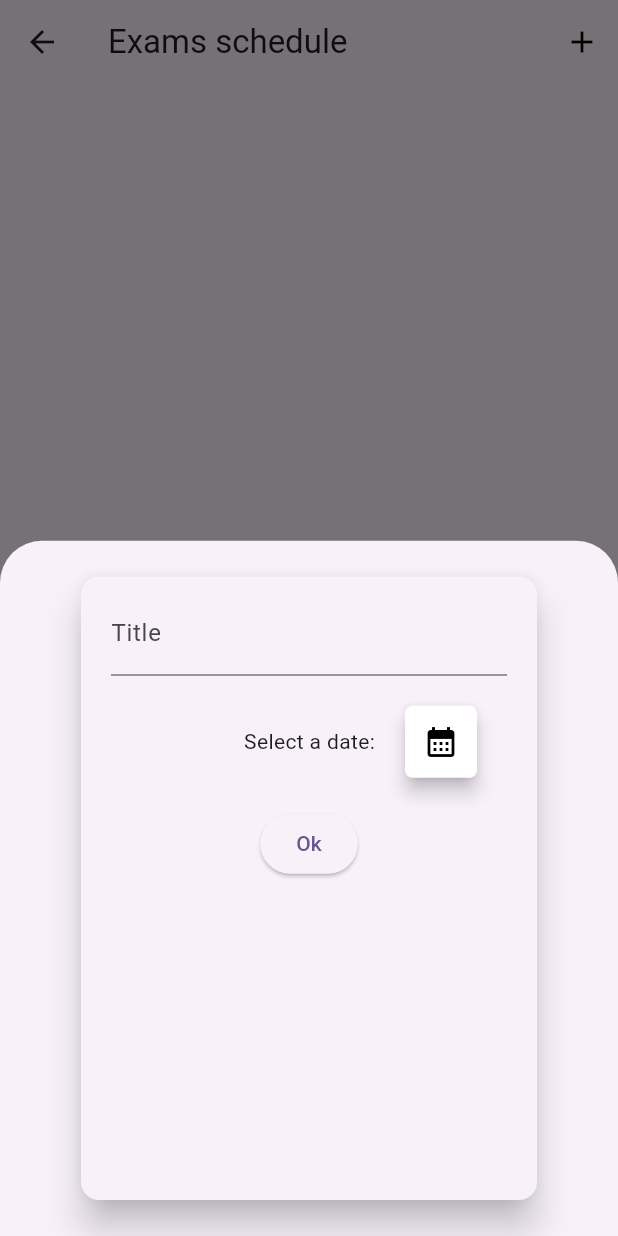
After one commit to teonakuzmanovska/Mobile_Information_Systems, a Flutter app: the MyHomePage screen opened directly, after a tap on the "add" icon, on a phone screen of 412 x 824 dp. The commit adds this screen. Run offline on Flutter 3.47's test engine with Material 3 defaults, Android fonts, the phone set to English and light mode, and no system bars; our stand-ins replace firebase_auth, firebase_core; accounts and stored records are empty.

Commit message:
finished lab3

```diff
--- /dev/null
+++ b/labs/lab3/lib/screens/exam_list.dart
@@ -0,0 +1,41 @@
+import 'package:flutter/material.dart';
+import 'package:lab3/models/Exam.dart';
+import 'package:intl/intl.dart';
+
+class ExamList extends StatelessWidget {
+  final List<Exam> exams;
+
+  const ExamList(this.exams, {super.key});
+
+  @override
+  Widget build(BuildContext context) {
+    return Column(
+      children: exams.map((course) {
+        return Container(
+          width: double.infinity,
+          margin: const EdgeInsets.fromLTRB(10, 15, 10, 0),
+          height: 100,
+          child: Card(
+            elevation: 5,
+            child: Column(children: [
+              Container(
+                margin: const EdgeInsets.symmetric(vertical: 10),
+                child: Text(
+                  course.title,
+                  style: const TextStyle(
+                    fontSize: 30,
+                    fontWeight: FontWeight.bold,
+                  ),
+                ),
+              ),
+              Text(
+                DateFormat().format(course.date),
+                style: const TextStyle(color: Colors.black45),
+              )
+            ]),
+          ),
+        );
+      }).toList(),
+    );
+  }
+}
--- a/labs/lab3/lib/screens/home_screen.dart
+++ b/labs/lab3/lib/screens/home_screen.dart
@@ -1,15 +1,53 @@
 import 'package:flutter/material.dart';
+import 'package:lab3/models/Exam.dart';
+import 'package:lab3/screens/exam_list.dart';
+import 'package:lab3/widgets/new_exam.dart';
 
 class MyHomePage extends StatefulWidget {
   const MyHomePage({super.key});
+  static const String id = "homeScreen";
 
   @override
   State<MyHomePage> createState() => _MyHomePageState();
 }
 
 class _MyHomePageState extends State<MyHomePage> {
+  final titleController = TextEditingController();
+
+  final List<Exam> _userCourses = [];
+
+  void _addNewCourse(String title, DateTime date) {
+    final newCourse = Exam(title: title, date: date);
+
+    setState(() {
+      _userCourses.add(newCourse);
+    });
+  }
+
+  void _startAddNewCourse(BuildContext context) {
+    showModalBottomSheet(
+        context: context,
+        builder: (_) {
+          return NewExam(_addNewCourse);
+        });
+  }
+
   @override
   Widget build(BuildContext context) {
-    return Container();
+    return Scaffold(
+      appBar: AppBar(
+        title: const Text('Exams schedule'),
+        actions: [
+          IconButton(
+            onPressed: () => _startAddNewCourse(context),
+            icon: const Icon(Icons.add),
+            color: Colors.black,
+          )
+        ],
+      ),
+      body: ListView(children: [
+        ExamList(_userCourses),
+      ]),
+    );
   }
 }
--- /dev/null
+++ b/labs/lab3/lib/widgets/new_exam.dart
@@ -0,0 +1,103 @@
+import 'package:flutter/material.dart';
+
+class NewExam extends StatefulWidget {
+  final Function addNewExam;
+  const NewExam(this.addNewExam, {super.key});
+
+  @override
+  State<NewExam> createState() => _NewExamState();
+}
+
+class _NewExamState extends State<NewExam> {
+  final titleController = TextEditingController();
+  DateTime date = DateTime(0);
+
+  void _presentDatePicker() async {
+    await showDatePicker(
+      context: context,
+      initialDate: DateTime.now(),
+      firstDate: DateTime.now(),
+      lastDate: DateTime(2100),
+    ).then((datePicked) => {
+          if (datePicked != null) {date = datePicked}
+        });
+
+    await showTimePicker(
+        context: context,
+        initialTime: const TimeOfDay(
+          hour: 0,
+          minute: 0,
+        )).then((timePicked) => {
+          if (timePicked != null)
+            {
+              date = DateTime(date.year, date.month, date.day, timePicked.hour,
+                  timePicked.minute)
+            }
+        });
+    setState(() {
+      if (date != DateTime(0)) {
+        textDate = date.toString();
+      } else {
+        textDate = 'Select a date:';
+      }
+    });
+  }
+
+  String textDate = 'Select a date:';
+
+  @override
+  Widget build(BuildContext context) {
+    return Container(
+      margin: const EdgeInsets.symmetric(vertical: 20, horizontal: 50),
+      child: Card(
+        elevation: 10,
+        child: Container(
+          padding: const EdgeInsets.fromLTRB(20, 10, 20, 10),
+          child: Column(
+            children: [
+              TextField(
+                decoration: const InputDecoration(labelText: 'Title'),
+                controller: titleController,
+              ),
+              Row(
+                mainAxisAlignment: MainAxisAlignment.end,
+                children: [
+                  Text(textDate),
+                  Container(
+                    margin: const EdgeInsets.all(20),
+                    child: Material(
+                      elevation: 5,
+                      color: Colors.white,
+                      borderRadius: BorderRadius.circular(5),
+                      child: IconButton(
+                        onPressed: () {
+                          _presentDatePicker();
+                        },
+                        icon: const Icon(
+                          Icons.calendar_month,
+                          color: Colors.black,
+                        ),
+                      ),
+                    ),
+                  )
+                ],
+              ),
+              ElevatedButton(
+                onPressed: () {
+                  if (date != DateTime.now() &&
+                      titleController.text.isNotEmpty) {
+                    widget.addNewExam(titleController.text, date);
+                    titleController.clear();
+                    textDate = 'Select a date:';
+                    date = DateTime(0);
+                  }
+                },
+                child: const Text('Ok'),
+              ),
+            ],
+          ),
+        ),
+      ),
+    );
+  }
+}
--- a/labs/lab3/pubspec.yaml
+++ b/labs/lab3/pubspec.yaml
@@ -37,6 +37,7 @@ dependencies:
   cupertino_icons: ^1.0.6
   firebase_core: ^2.25.4
   firebase_auth: ^4.17.5
+  intl: ^0.19.0
 
 dev_dependencies:
   flutter_test:
```
Also changed, not shown: labs/lab3/pubspec.lock.
